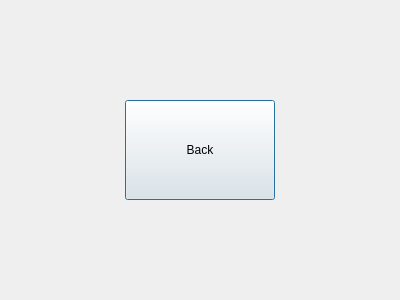
First picture: the form in helpdialog.ui, repository lmnp/TexasHoldemManager, before the edit.
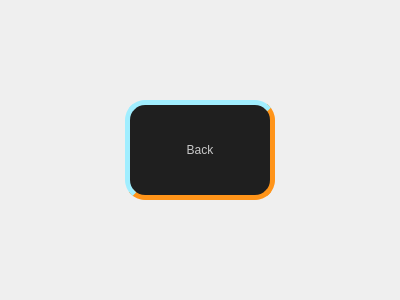
Second picture: the form after the edit.

Commit message: Started adding color scheme

What changed in the file:
```diff
--- a/helpdialog.ui
+++ b/helpdialog.ui
@@ -37,6 +37,18 @@
      <property name="layoutDirection">
       <enum>Qt::LeftToRight</enum>
      </property>
+     <property name="styleSheet">
+      <string notr="true">border-style: outset;
+font: oblique 20pt &quot;Purisa&quot;;
+background-color: rgb(31, 31, 31);
+color: rgb(200, 200, 200);
+border-width: 5px;
+border-radius: 20px;
+border-top-color: rgb(34, 215, 255);
+border-left-color: rgb(34, 215, 255);
+border-right-color: rgb(255, 148, 25);
+border-bottom-color: rgb(255, 148, 25);</string>
+     </property>
      <property name="text">
       <string>Back</string>
      </property>
```
The commit also changes 4 other files.
